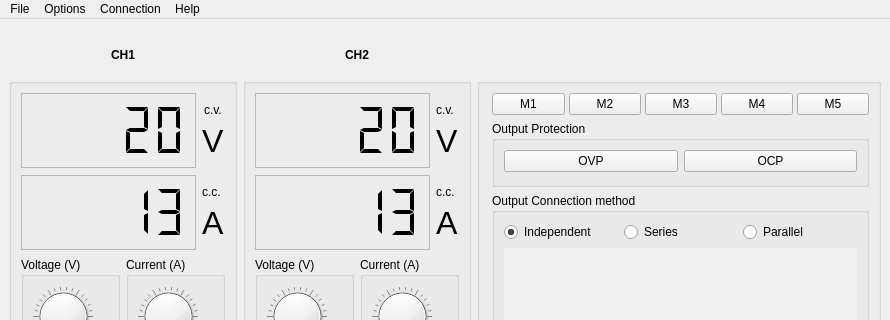
Before: the Qt Designer form src/MainWindow.ui in VitArk/PSC, drawn with Qt 5; both pictures show x 0 to 890 and y 0 to 320 of the 890 by 532 pixel window.
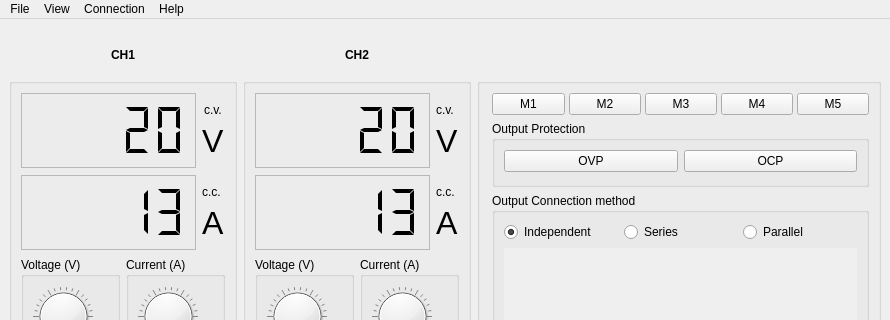
After: the same form once the commit is applied.

```diff
--- a/src/MainWindow.ui
+++ b/src/MainWindow.ui
@@ -1120,9 +1120,9 @@
     </property>
     <addaction name="actionAbout"/>
    </widget>
-   <widget class="QMenu" name="menuOptions">
+   <widget class="QMenu" name="menuView">
     <property name="title">
-     <string>Options</string>
+     <string>View</string>
     </property>
     <addaction name="actionMode"/>
     <addaction name="actionProtection"/>
@@ -1145,7 +1145,7 @@
     <addaction name="menuBaudRate"/>
    </widget>
    <addaction name="menuFile"/>
-   <addaction name="menuOptions"/>
+   <addaction name="menuView"/>
    <addaction name="menuConnection"/>
    <addaction name="menuHelp"/>
   </widget>
```
Left out of the diff: 42 changed lines with no effect on the pictures.
